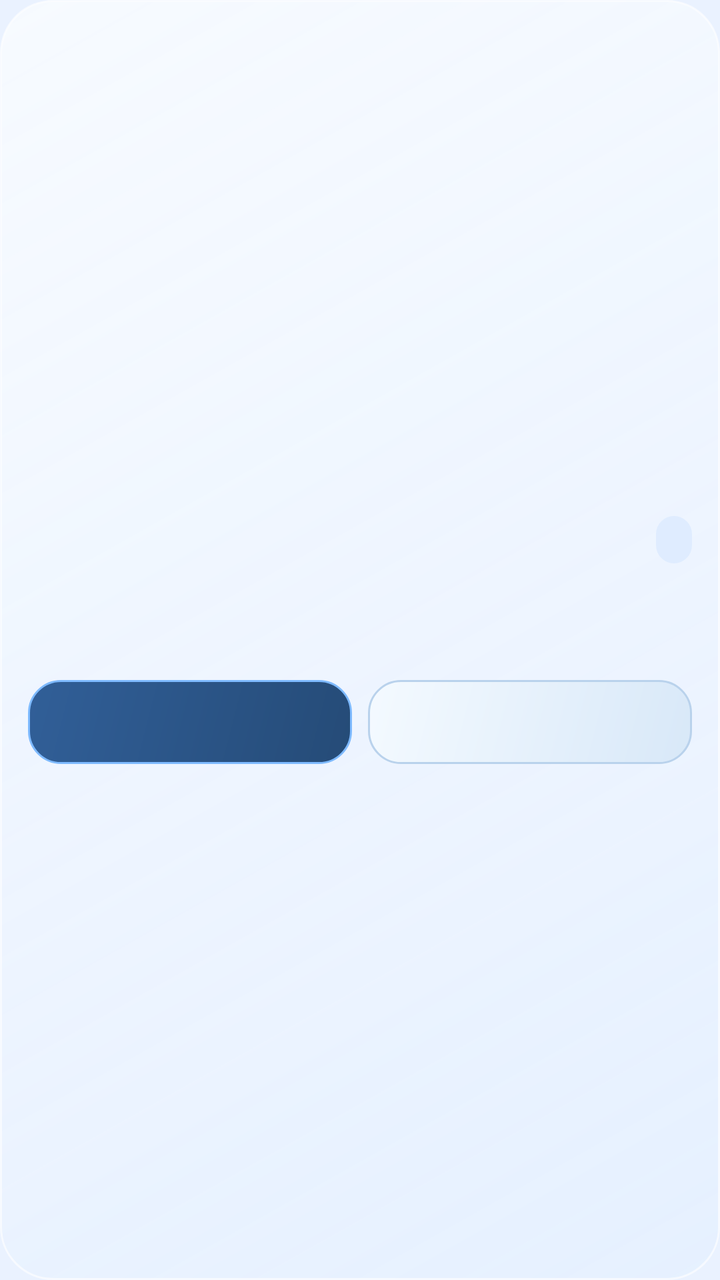
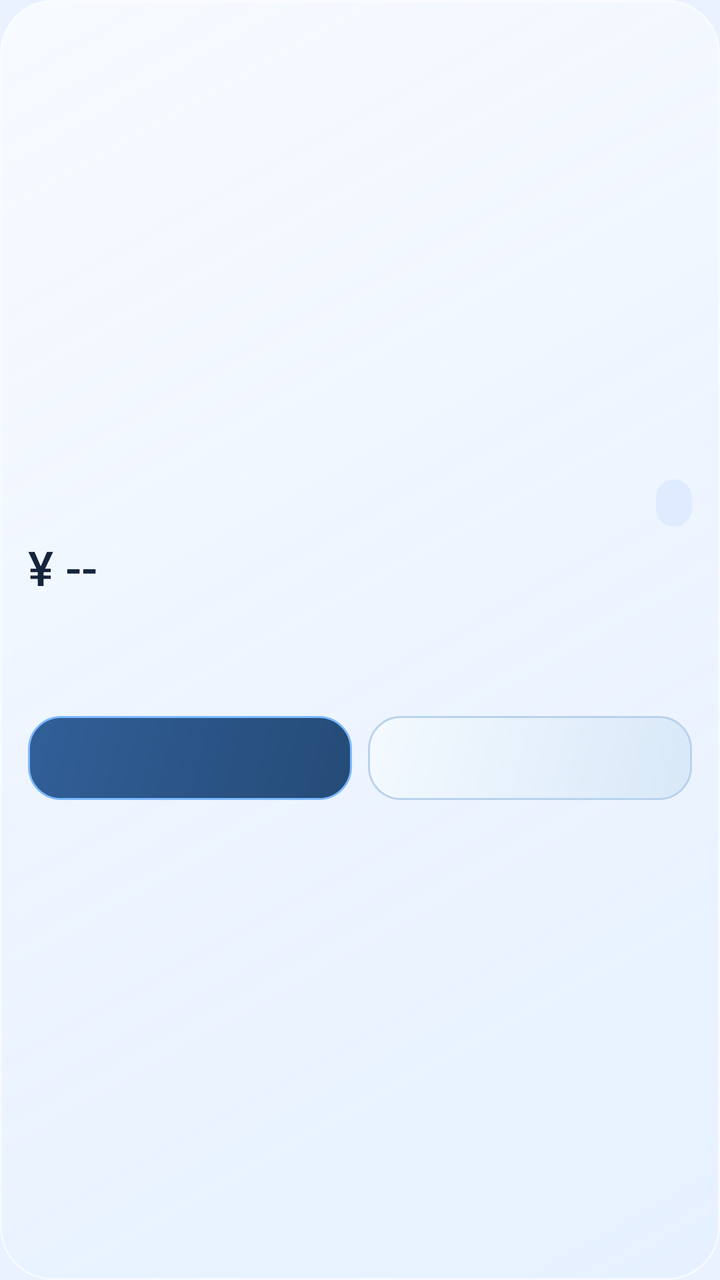

Two renders of the same Android screen: before a commit and after it. Below are the layout's source before the change and the commit's diff.
<!-- AndroidManifest.xml: application theme Theme.HotWater -->
<!-- res/layout/widget_hotwater.xml -->
<?xml version="1.0" encoding="utf-8"?>
<LinearLayout xmlns:android="http://schemas.android.com/apk/res/android"
    android:id="@+id/widget_root"
    android:layout_width="match_parent"
    android:layout_height="match_parent"
    android:background="@drawable/widget_glass_background"
    android:gravity="center_vertical"
    android:orientation="vertical"
    android:padding="14dp">

    <LinearLayout
        android:layout_width="match_parent"
        android:layout_height="wrap_content"
        android:gravity="center_vertical"
        android:orientation="horizontal">

        <LinearLayout
            android:layout_width="0dp"
            android:layout_height="wrap_content"
            android:layout_weight="1"
            android:orientation="vertical">

            <TextView
                android:id="@+id/widget_title"
                android:layout_width="match_parent"
                android:layout_height="wrap_content"
                android:ellipsize="end"
                android:maxLines="1"
                android:textColor="@color/text_primary"
                android:textSize="14sp"
                android:textStyle="bold" />
        </LinearLayout>

        <TextView
            android:id="@+id/widget_status_chip"
            android:layout_width="wrap_content"
            android:layout_height="wrap_content"
            android:background="@drawable/widget_status_idle"
            android:paddingStart="9dp"
            android:paddingTop="5dp"
            android:paddingEnd="9dp"
            android:paddingBottom="5dp"
            android:textColor="@color/accent"
            android:textSize="10sp"
            android:textStyle="bold" />
    </LinearLayout>

    <TextView
        android:id="@+id/widget_state_text"
        android:layout_width="match_parent"
        android:layout_height="wrap_content"
        android:layout_marginTop="8dp"
        android:ellipsize="end"
        android:maxLines="1"
        android:textColor="@color/text_primary"
        android:textSize="17sp"
        android:textStyle="bold" />

    <TextView
        android:id="@+id/widget_detail"
        android:layout_width="match_parent"
        android:layout_height="wrap_content"
        android:layout_marginTop="3dp"
        android:ellipsize="end"
        android:maxLines="1"
        android:textColor="@color/text_secondary"
        android:textSize="11sp" />

    <LinearLayout
        android:layout_width="match_parent"
        android:layout_height="wrap_content"
        android:layout_marginTop="10dp"
        android:orientation="horizontal">

        <TextView
            android:id="@+id/widget_open_button"
            android:layout_width="0dp"
            android:layout_height="42dp"
            android:layout_weight="1"
            android:background="@drawable/widget_glass_action_open"
            android:gravity="center"
            android:textColor="@android:color/white"
            android:textSize="12sp"
            android:textStyle="bold" />

        <TextView
            android:id="@+id/widget_close_button"
            android:layout_width="0dp"
            android:layout_height="42dp"
            android:layout_marginStart="8dp"
            android:layout_weight="1"
            android:background="@drawable/widget_glass_action_close"
            android:gravity="center"
            android:textColor="@color/text_primary"
            android:textSize="12sp"
            android:textStyle="bold" />
    </LinearLayout>

</LinearLayout>
<!-- resources referenced by this layout -->
<resources>
  <color name="accent">#315F98</color>
  <color name="text_primary">#14243B</color>
  <color name="text_secondary">#4F6480</color>
  <!-- drawable widget_glass_action_close (drawable) -->
  <?xml version="1.0" encoding="utf-8"?>
  <shape xmlns:android="http://schemas.android.com/apk/res/android">
      <gradient
          android:angle="315"
          android:endColor="#D8E8F8"
          android:startColor="#F4FAFF" />
      <corners android:radius="16dp" />
      <stroke
          android:width="1dp"
          android:color="#B9D2EC" />
  </shape>
  <!-- drawable widget_glass_action_open (drawable) -->
  <?xml version="1.0" encoding="utf-8"?>
  <shape xmlns:android="http://schemas.android.com/apk/res/android">
      <gradient
          android:angle="315"
          android:endColor="#254B77"
          android:startColor="#315F98" />
      <corners android:radius="16dp" />
      <stroke
          android:width="1dp"
          android:color="#7EBAFF" />
  </shape>
  <!-- drawable widget_glass_background (drawable) -->
  <?xml version="1.0" encoding="utf-8"?>
  <shape xmlns:android="http://schemas.android.com/apk/res/android">
      <gradient
          android:angle="315"
          android:endColor="#C9E4EFFF"
          android:startColor="#E6F8FBFF" />
      <corners android:radius="26dp" />
      <stroke
          android:width="1dp"
          android:color="#A0FFFFFF" />
  </shape>
  <!-- drawable widget_status_idle (drawable) -->
  <?xml version="1.0" encoding="utf-8"?>
  <shape xmlns:android="http://schemas.android.com/apk/res/android">
      <solid android:color="#DFECFF" />
      <corners android:radius="14dp" />
  </shape>
  <style name="Theme.HotWater" parent="Theme.Material3.Light.NoActionBar">
          <item name="android:statusBarColor">@android:color/transparent</item>
          <item name="android:navigationBarColor">@android:color/transparent</item>
          <item name="android:windowBackground">@color/startup_sky_system</item>
          <item name="android:windowSplashScreenBackground" tools:targetApi="s">@color/startup_sky_system</item>
          <item name="android:windowDisablePreview">@bool/startup_disable_preview</item>
          <item name="android:windowLightStatusBar" tools:targetApi="m">true</item>
          <item name="colorPrimary">@color/text_primary</item>
          <item name="colorOnPrimary">@android:color/white</item>
          <item name="colorSurface">@color/surface</item>
      </style>
  <color name="startup_sky_system">#EAF2FF</color>
  <color name="surface">#E9F3FF</color>
</resources>

<!-- the commit's change to res/layout/widget_hotwater.xml (unified diff, before → after) -->
@@ -45,6 +45,7 @@
             android:textStyle="bold" />
     </LinearLayout>
 
+    <TextView android:id="@+id/widget_classic_balance" android:layout_width="match_parent" android:layout_height="wrap_content" android:text="¥ --" android:singleLine="true" android:ellipsize="end" android:textSize="24sp" android:fontFamily="sans-serif-medium" android:textColor="@color/text_primary" android:layout_marginTop="4dp" />
     <TextView
         android:id="@+id/widget_state_text"
         android:layout_width="match_parent"
